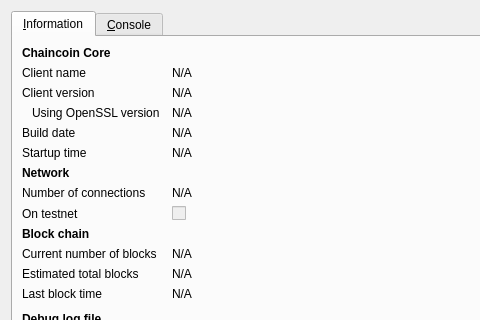
BlueCoin/PiastreCoin, file src/qt/forms/rpcconsole.ui: the form before one commit; both pictures show x 0 to 480 and y 0 to 320 of the 740 by 450 pixel window.
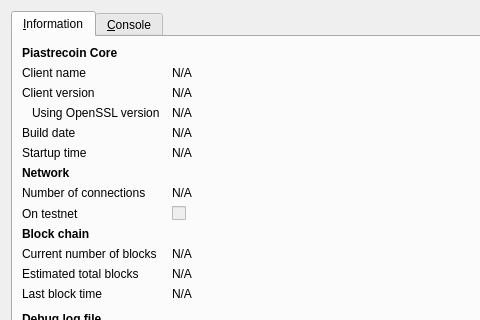
The form after the commit. Icons and pictures are not drawn.

What changed in the file:
```diff
--- a/src/qt/forms/rpcconsole.ui
+++ b/src/qt/forms/rpcconsole.ui
@@ -36,7 +36,7 @@
           </font>
          </property>
          <property name="text">
-          <string>Chaincoin Core</string>
+          <string>Piastrecoin Core</string>
          </property>
         </widget>
        </item>
```
Left out of the diff: 6 changed lines with no effect on the pictures.
